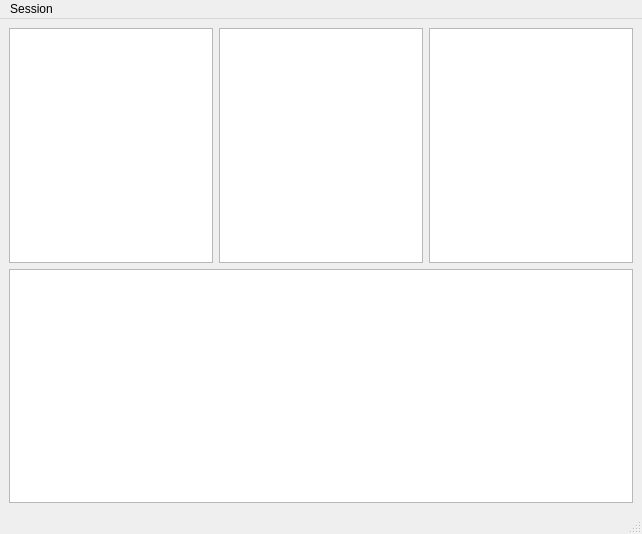
The window that resources/qt5_gui/main_window.ui (zib1995/ssh_commander) describes before a commit, drawn with Qt 5.
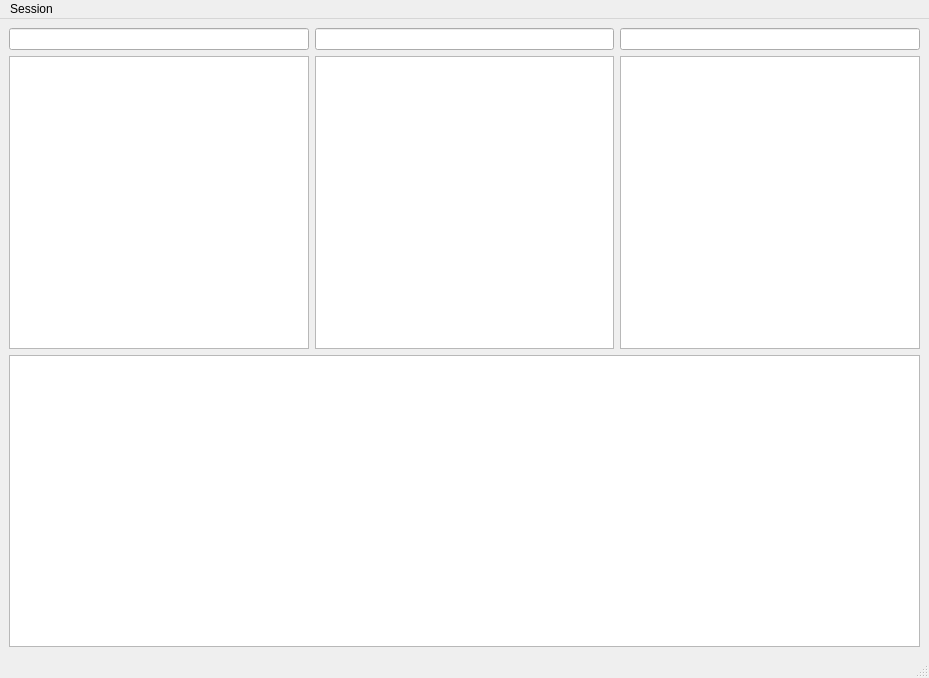
The same window after the commit.

Commit message: Updated the functionality of the file manager.

Patch:
```diff
--- a/resources/qt5_gui/main_window.ui
+++ b/resources/qt5_gui/main_window.ui
@@ -6,8 +6,8 @@
    <rect>
     <x>0</x>
     <y>0</y>
-    <width>642</width>
-    <height>534</height>
+    <width>929</width>
+    <height>678</height>
    </rect>
   </property>
   <property name="windowTitle">
@@ -15,16 +15,16 @@
   </property>
   <widget class="QWidget" name="centralwidget">
    <layout class="QGridLayout" name="gridLayout">
-    <item row="0" column="0">
-     <widget class="QListWidget" name="listWidget_remote_first"/>
+    <item row="1" column="1">
+     <widget class="QListView" name="listView_remote_second"/>
     </item>
-    <item row="0" column="1">
-     <widget class="QListWidget" name="listWidget_remote_second"/>
+    <item row="1" column="0">
+     <widget class="QListView" name="listView_remote_first"/>
     </item>
-    <item row="0" column="2">
-     <widget class="QListWidget" name="listWidget_local"/>
+    <item row="1" column="2">
+     <widget class="QListView" name="listView_local"/>
     </item>
-    <item row="1" column="0" colspan="3">
+    <item row="2" column="0" colspan="3">
      <widget class="QTextEdit" name="textEdit_terminal">
       <property name="font">
        <font>
@@ -38,6 +38,15 @@
       </property>
      </widget>
     </item>
+    <item row="0" column="0">
+     <widget class="QLineEdit" name="lineEdit_remote_first_path"/>
+    </item>
+    <item row="0" column="1">
+     <widget class="QLineEdit" name="lineEdit_remote_second_path"/>
+    </item>
+    <item row="0" column="2">
+     <widget class="QLineEdit" name="lineEdit_local_path"/>
+    </item>
    </layout>
   </widget>
   <widget class="QMenuBar" name="menubar">
@@ -45,7 +54,7 @@
     <rect>
      <x>0</x>
      <y>0</y>
-     <width>642</width>
+     <width>929</width>
      <height>26</height>
     </rect>
    </property>
```
Left out of the diff: 3 changed lines with no effect on the pictures. The commit also changes 2 other files.
